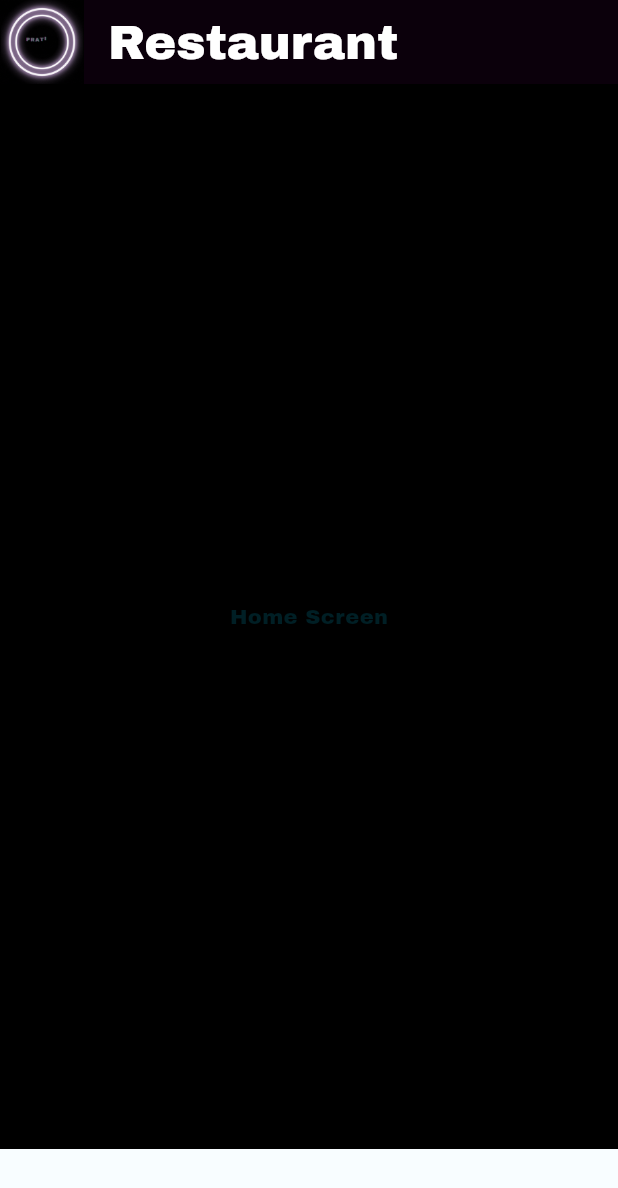
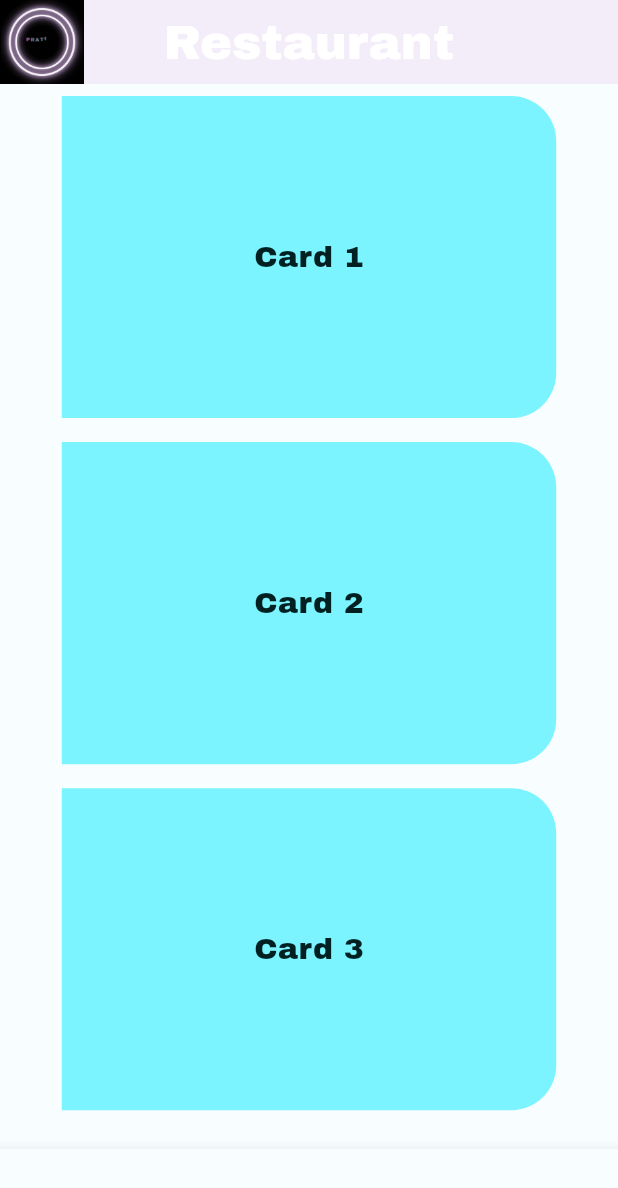
Before and after one commit to pragarwal4250/restaurant_management, a Flutter app: the screen it shows after launch, on a phone screen of 412 x 824 dp. Shown: the top 1188 px of the screen. Run offline on Flutter 3.47's test engine with Material 3 defaults, Android fonts, the light colour scheme and no system bars; our stand-ins replace dynamic_color, google_fonts.

Commit message:
Added cards on home screen

```diff
--- a/lib/main.dart
+++ b/lib/main.dart
@@ -25,11 +25,13 @@
         useMaterial3: true,
         colorScheme: lightColorScheme,
         fontFamily: font,
+        textTheme: fontTheme,
       ),
       darkTheme: ThemeData(
         useMaterial3: true,
         colorScheme: darkColorScheme,
         fontFamily: font,
+        textTheme: fontTheme,
       ),
       home: const MainScaffold(),
     );
--- a/lib/main_scaffold.dart
+++ b/lib/main_scaffold.dart
@@ -26,16 +26,28 @@
     final ThemeData theme = Theme.of(context);
 
     return Scaffold(
-      appBar: AppBar(
+      body: CustomScrollView(
+        slivers: [
+          SliverAppBar(
             leading: Image.asset('lib/common/logo.gif'),
+            centerTitle: true,
             title: Text(
               "Restaurant",
-          style: TextStyle(color: theme.colorScheme.onPrimaryContainer),
+              style: TextStyle(
+                color: theme.colorScheme.onPrimaryContainer
                 ),
+            ),
+            expandedHeight: 0,
+            floating: false,
+            pinned: true,
             backgroundColor: theme.colorScheme.primaryContainer,
             titleTextStyle: theme.textTheme.headlineLarge,
           ),
-      body: _childern[_currentIndex],
+          SliverFillRemaining(
+            child: _childern[_currentIndex],
+          )
+        ],
+      ),
       bottomNavigationBar: MyBottomNavigationBar(
         currentIndex: _currentIndex,
         onTap: (index) => {
@@ -44,7 +56,6 @@
           })
         },
       ),
-      backgroundColor: theme.colorScheme.background,
     );
   }
 }
--- a/lib/screens/home.dart
+++ b/lib/screens/home.dart
@@ -1,12 +1,80 @@
 import 'package:flutter/material.dart';
+
+class HomeCards extends StatelessWidget {
+  HomeCards({super.key});
+
+  final List<Widget> cards = [
+    const RoundedCard(
+      title: 'Card 1',
+    ),
+    const RoundedCard(
+      title: 'Card 2',
+    ),
+    const RoundedCard(
+      title: 'Card 3',
+    )
+  ];
+
+  @override
+  Widget build(BuildContext context) {
+    return Column(
+      children: cards,
+    );
+  }
+}
+
+class RoundedCard extends StatelessWidget {
+  final String title;
+
+  const RoundedCard({
+    super.key,
+    required this.title,
+  });
+
+  @override
+  Widget build(BuildContext context) {
+    final ThemeData theme = Theme.of(context);
+
+    return SizedBox(
+      width: MediaQuery.of(context).size.width * 0.8, // Adjust width as needed
+      height: MediaQuery.of(context).size.height * 0.28, // Adjust height as needed
+      child: Align(
+        alignment: Alignment.center,
+        child: Container(
+          margin: const EdgeInsets.symmetric(vertical: 8.0),
+          decoration: BoxDecoration(
+            color: theme.colorScheme.secondaryContainer,
+            borderRadius: const BorderRadius.only(
+              topRight: Radius.circular(30.0),
+              bottomRight: Radius.circular(30.0),
+            ),
+          ),
+          child: Center(
+            child: Text(
+              title,
+              style: TextStyle(
+                color: theme.colorScheme.onSecondaryContainer,
+                fontSize: 20,
+              ),
+            ),
+          ),
+        ),
+      ),
+    );
+  }
+}
 
 class HomeScreen extends StatelessWidget {
   const HomeScreen({super.key});
 
   @override
   Widget build(BuildContext context) {
-    return const Center(
-      child: Text('Home Screen'),
+    return CustomScrollView(
+      slivers: [
+        SliverToBoxAdapter(
+          child: HomeCards(),
+        )
+      ],
     );
   }
 }
--- a/lib/theme/text.dart
+++ b/lib/theme/text.dart
@@ -2,3 +2,12 @@
 import 'package:google_fonts/google_fonts.dart';
 
 const font = 'archivo_black';
+
+const fontTheme = TextTheme(
+  displayLarge: TextStyle(
+    fontSize: 40,
+  ),
+  displayMedium: TextStyle(
+    fontSize: 30,
+  )
+);
```
Also changed, not shown: lib/common/archivo_black.ttf (renamed from lib/common/ArchivoBlack-Regular.ttf). Lines whose indentation alone changed are shown as unchanged.
